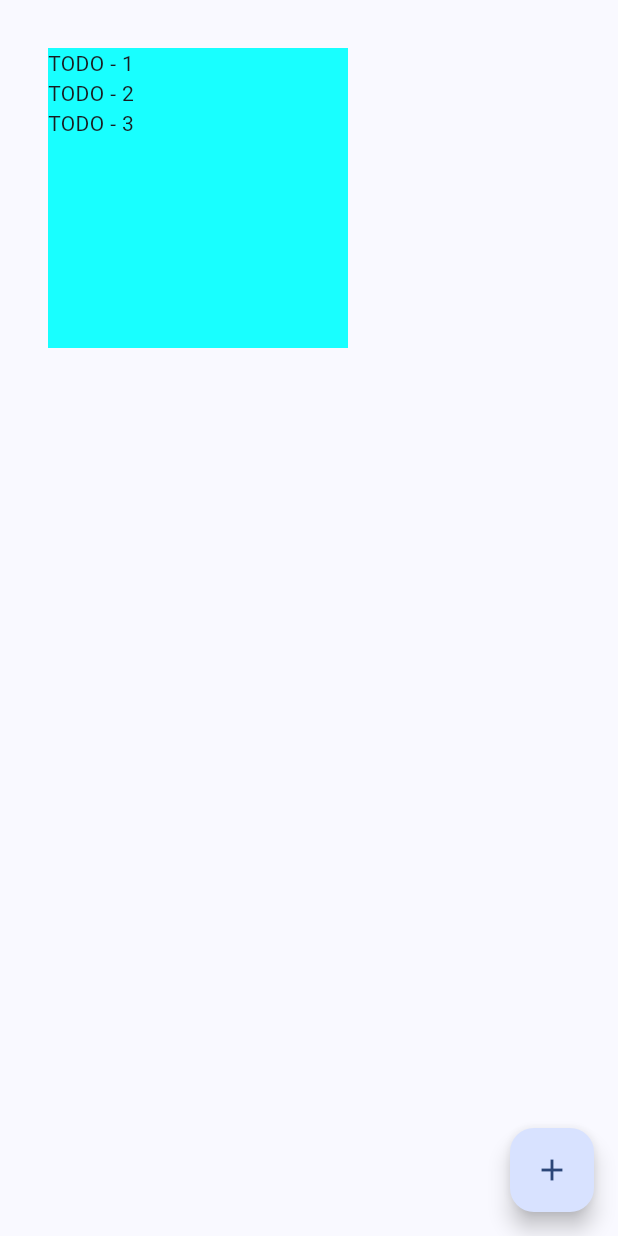
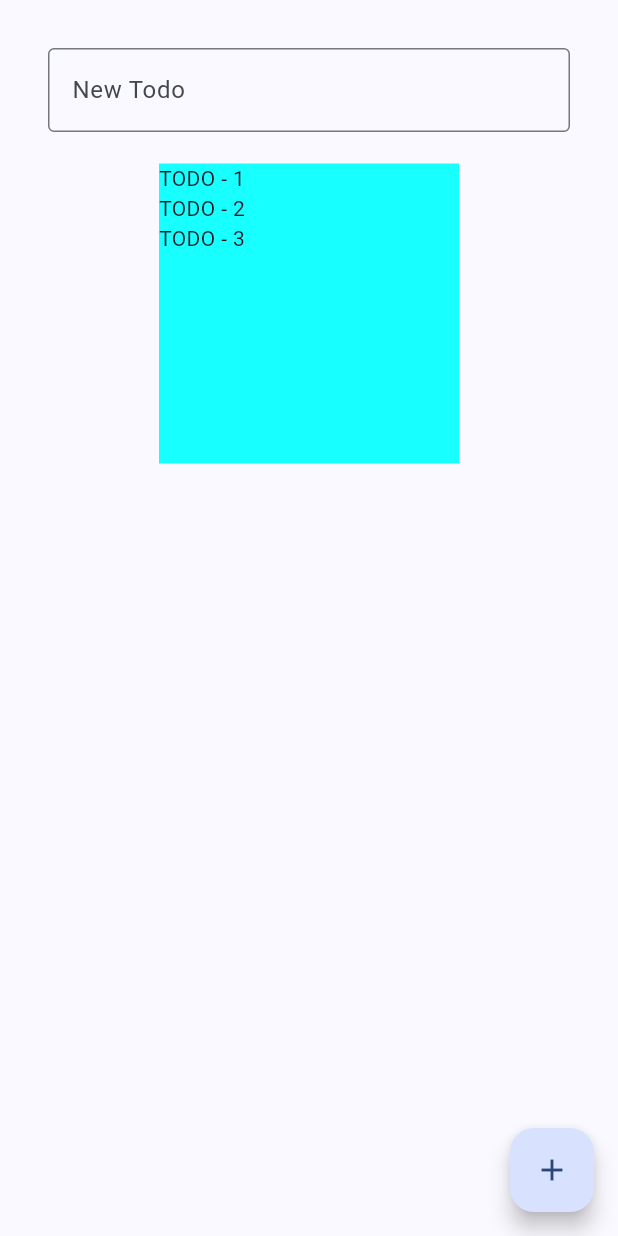
Before and after one commit to 1shaked/flutter_lectures, a Flutter app: the screen it shows after launch, on a phone screen of 412 x 824 dp. Run offline on Flutter 3.47's test engine with Material 2 defaults, Android fonts, the phone set to English and light mode, and no system bars.

Commit message:
todo list with add text

```diff
--- a/flutter_application_1/lib/widgets/todo_list.dart
+++ b/flutter_application_1/lib/widgets/todo_list.dart
@@ -13,13 +13,28 @@ class _TodoListState extends State<TodoList> {
     'TODO - 2',
     'TODO - 3',
   ];
+  String newTodo = '';
   @override
   Widget build(BuildContext context) {
     return Scaffold(
       body: Container(
         padding: const EdgeInsets.all(16.0),
         margin: const EdgeInsets.all(16.0),
-        child: Container(
+        child: Column(
+          children: [
+            TextField(
+              decoration: const InputDecoration(
+                border: OutlineInputBorder(),
+                labelText: 'New Todo',
+              ),
+              onChanged: (text) => {
+                setState(() {
+                  newTodo = text;
+                })
+              },
+            ),
+            Text(newTodo),
+            Container(
               width: 200,
               height: 200,
               color: Colors.cyanAccent,
@@ -28,12 +43,14 @@ class _TodoListState extends State<TodoList> {
                 itemCount: todos.length,
               ),
             ),
+          ],
+        ),
       ),
       floatingActionButton: FloatingActionButton(
         onPressed: () => {
           setState(() {
             // $index
-            todos.add('todo ➡️ ${todos.length + 1} ');
+            todos.add('todo ➡️ $newTodo');
           })
         },
         child: const Icon(Icons.add),
```
Lines whose indentation alone changed are shown as unchanged.
